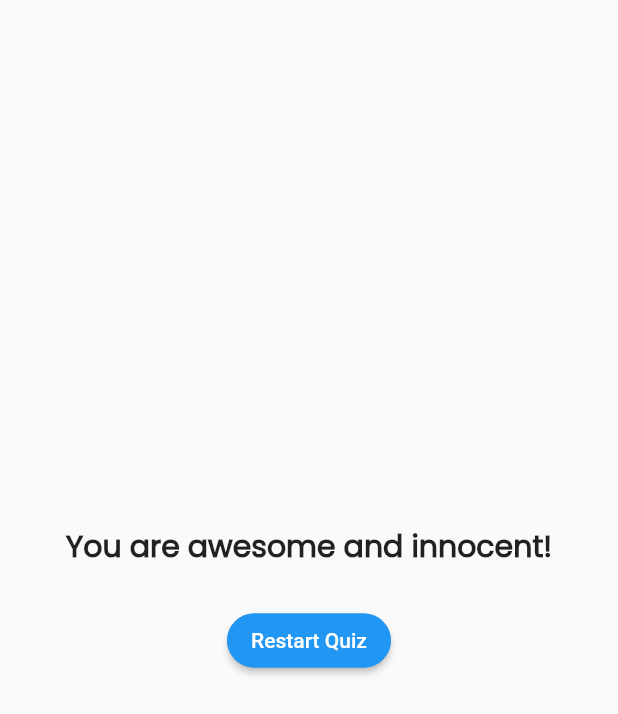
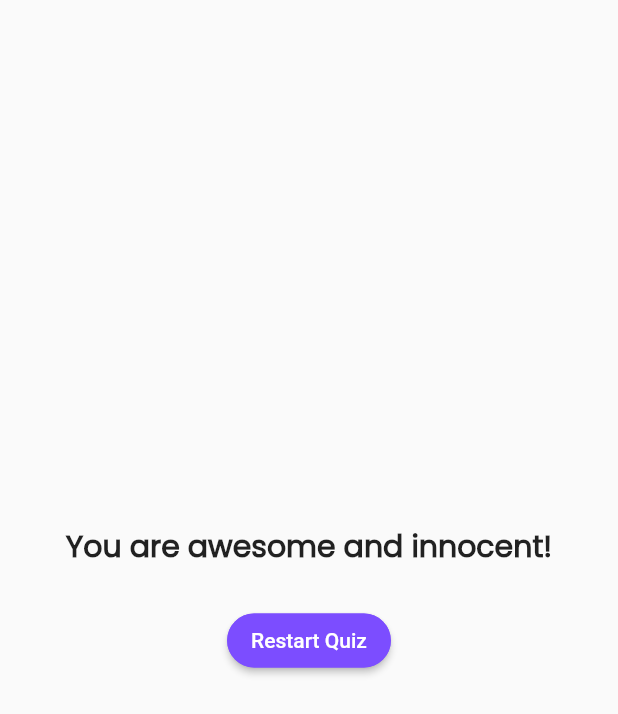
Before and after one commit to Ayush7828/Quiz_App, a Flutter app: the ResultPage widget shown alone on an empty page, opened directly with empty values, on a phone screen of 412 x 824 dp. Shown: the top 714 px of the screen. Run offline on Flutter 3.47's test engine with Material 2 defaults, Android fonts, the phone set to English and light mode, and no system bars; Roboto replaces fonts that are missing (Poppinss).

Commit message:
color change

```diff
--- a/lib/answer.dart
+++ b/lib/answer.dart
@@ -13,7 +13,8 @@ class Answer extends StatelessWidget {
       width: double.infinity,
       child: ElevatedButton(
         style: ButtonStyle(
-            backgroundColor: MaterialStateProperty.all(Colors.blue)),
+            backgroundColor:
+                MaterialStateProperty.all(Colors.deepPurpleAccent)),
         onPressed: selectHandler,
         child: Text(
           answerText,
--- a/lib/main.dart
+++ b/lib/main.dart
@@ -50,6 +50,15 @@ class _MyAppState extends State<MyApp> {
         {'text': 'App Development', 'score': 8},
       ]
     },
+    {
+      'questionText': 'What s your favorite Game ?',
+      'answer': [
+        {'text': 'Pubg', 'score': 44},
+        {'text': 'Subway Surf', 'score': 8},
+        {'text': 'Free-fire', 'score': 2},
+        {'text': 'Nokia-Snake', 'score': 8},
+      ]
+    },
   ];
   var _questionIndex = 0;
   var _totalscore = 0;
@@ -78,9 +87,11 @@ class _MyAppState extends State<MyApp> {
     // ignore: unused_local_variable
 
     return MaterialApp(
+      debugShowCheckedModeBanner: false,
       home: SafeArea(
         child: Scaffold(
             appBar: AppBar(
+              backgroundColor: Colors.deepPurpleAccent,
               centerTitle: true,
               elevation: 0.0,
               title: const Text(
--- a/lib/result_page.dart
+++ b/lib/result_page.dart
@@ -11,10 +11,10 @@ class ResultPage extends StatelessWidget {
     String resultText;
     if (resultScore <= 8) {
       resultText = 'You are awesome and innocent!';
-    } else if (resultScore <= 12) {
+    } else if (resultScore <= 10) {
       resultText = 'Pretty Awesome!';
-    } else if (resultScore <= 16) {
-      resultText = 'You are ... strange?!';
+    } else if (resultScore <= 1) {
+      resultText = 'Very Good (Bro)!';
     } else {
       resultText = 'You are so bad!';
     }
@@ -40,10 +40,12 @@ class ResultPage extends StatelessWidget {
             child: ElevatedButton(
                 onPressed: resetHandler,
                 style: ButtonStyle(
+                    backgroundColor:
+                        MaterialStateProperty.all(Colors.deepPurpleAccent),
                     shape: MaterialStateProperty.all<RoundedRectangleBorder>(
                         RoundedRectangleBorder(
                             borderRadius: BorderRadius.circular(28.0),
-                            side: BorderSide(color: Colors.blue)))),
+                            side: BorderSide(color: Colors.deepPurpleAccent)))),
                 child: const Text(
                   "Restart Quiz",
                   style: TextStyle(fontFamily: "Poppinss"),
--- a/lib/splash_Scrren.dart
+++ b/lib/splash_Scrren.dart
@@ -1,5 +1,6 @@
 import 'package:flutter/material.dart';
 import 'package:quiz_app/main.dart';
+import 'package:quiz_app/quiz_page.dart';
 import 'package:quiz_app/result_page.dart';
 
 class SplashScreen extends StatefulWidget {
```
